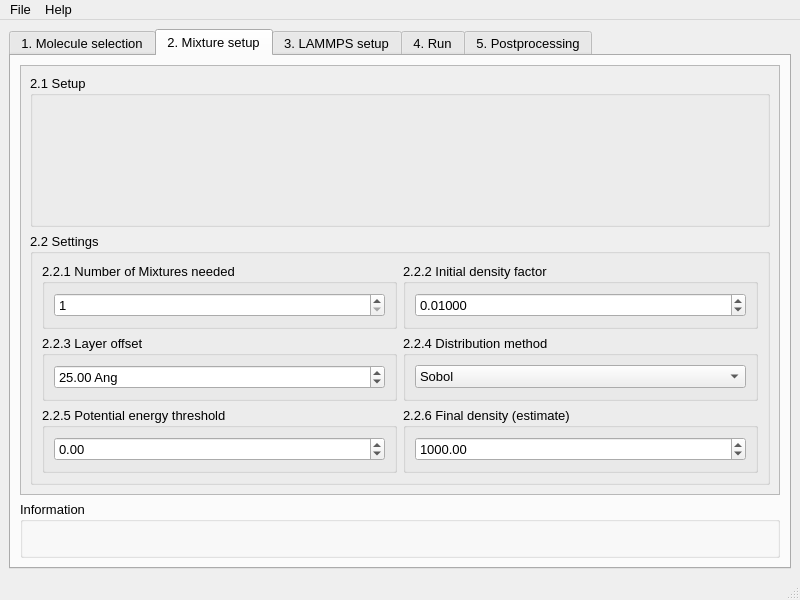
First picture: the form in scymol/frontend/uis/main_window.ui, repository eli-ams/scymol, before the edit.
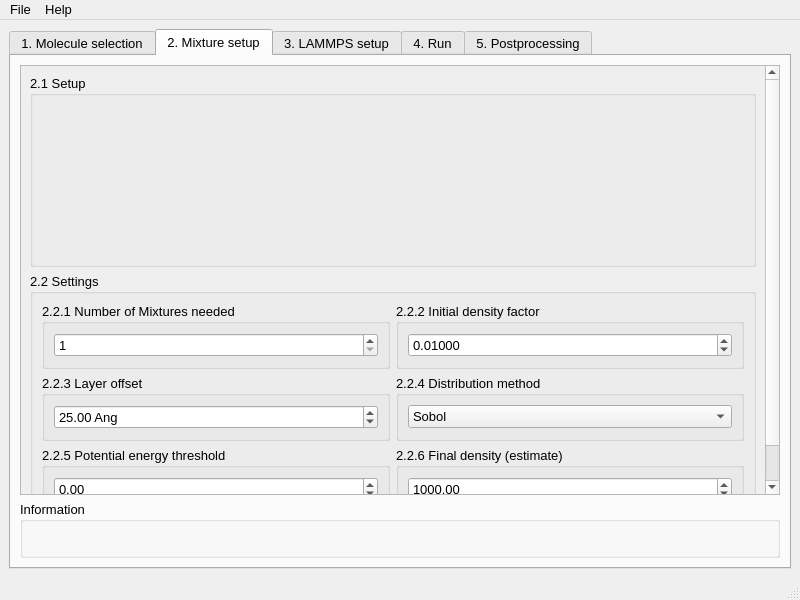
Second picture: the form after the edit. The open tabs and pages were chosen to show the change.

The edit to the form file:
```diff
--- a/scymol/frontend/uis/main_window.ui
+++ b/scymol/frontend/uis/main_window.ui
@@ -81,13 +81,25 @@
             <rect>
              <x>0</x>
              <y>0</y>
-             <width>758</width>
-             <height>422</height>
+             <width>744</width>
+             <height>482</height>
             </rect>
            </property>
            <layout class="QVBoxLayout" name="verticalLayout_7">
             <item>
              <widget class="QGroupBox" name="groupBox_4">
+              <property name="sizePolicy">
+               <sizepolicy hsizetype="Preferred" vsizetype="Expanding">
+                <horstretch>0</horstretch>
+                <verstretch>0</verstretch>
+               </sizepolicy>
+              </property>
+              <property name="minimumSize">
+               <size>
+                <width>0</width>
+                <height>192</height>
+               </size>
+              </property>
               <property name="title">
                <string>2.1 Setup</string>
               </property>
```
Left out of the diff: 6 changed lines with no effect on the pictures.
